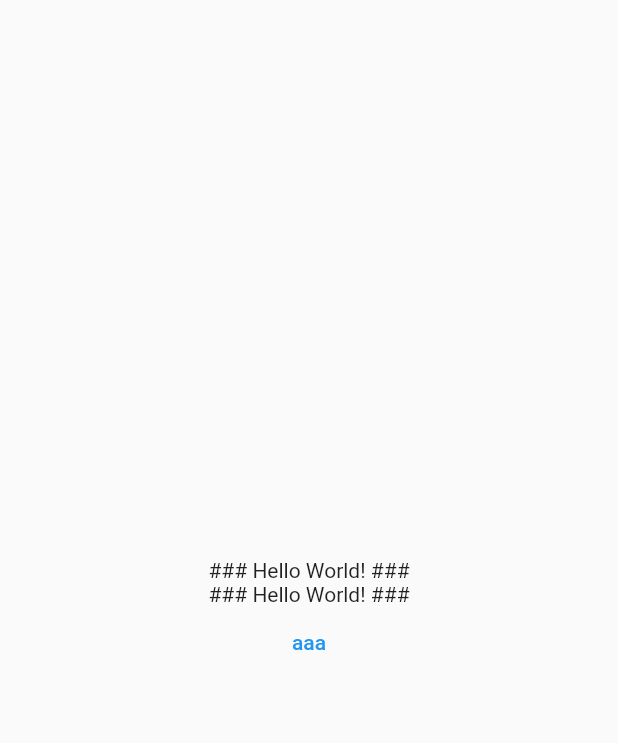
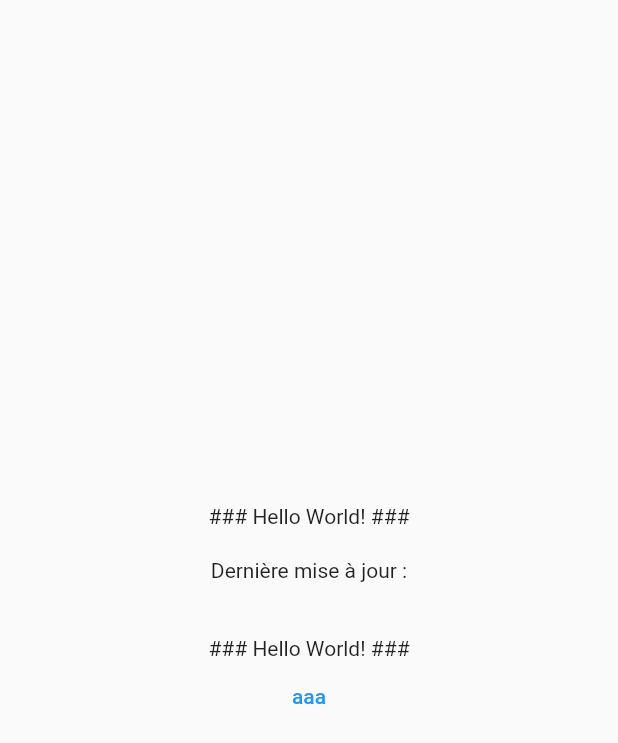
Before and after one commit to antoine-agre/MELParking, a Flutter app: the screen it shows after launch, after a tap on "aaa", on a phone screen of 412 x 824 dp. Shown: the top 743 px of the screen. Run offline on Flutter 3.47's test engine with Material 2 defaults, Android fonts, the phone set to English and light mode, and no system bars; network calls fail.

Commit message:
<feat> add time of update

```diff
--- a/lib/main.dart
+++ b/lib/main.dart
@@ -42,6 +42,14 @@ class _MainAppState extends State<MainApp> {
                 mainAxisAlignment: MainAxisAlignment.center,
                 children: [
                   Text('### Hello World! ###'),
+                  SizedBox(
+                    height: 20,
+                  ),
+                  Text("Dernière mise à jour :"),
+                  Text(data.lastUpdated),
+                  SizedBox(
+                    height: 20,
+                  ),
                   for (var parking in data.parkingList)
                     Text(
                         "${parking.name} - ${parking.state} - ${parking.emptySpaces} places libres"),
--- a/lib/models/ParkingListModel.dart
+++ b/lib/models/ParkingListModel.dart
@@ -7,9 +7,12 @@ import 'package:parking/models/Parking.dart';
 
 class ParkingListModel extends ChangeNotifier {
   final List<Parking> _parkingList = [];
+  String _lastUpdated = "";
 
   UnmodifiableListView<Parking> get parkingList =>
       UnmodifiableListView(_parkingList);
+
+  String get lastUpdated => _lastUpdated;
 
   void updateData() async {
     final response = await http.get(Uri.parse(
@@ -21,6 +24,9 @@ class ParkingListModel extends ChangeNotifier {
     } else {
       throw Exception("Failed to load parking data.");
     }
+
+    _lastUpdated = response.headers['date'] ?? "Erreur de date";
+    // response.headers.forEach((key, value) => print("[$key] $value"));
 
     notifyListeners();
   }
```
